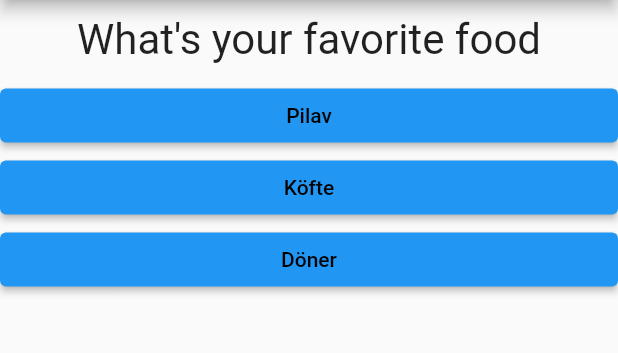
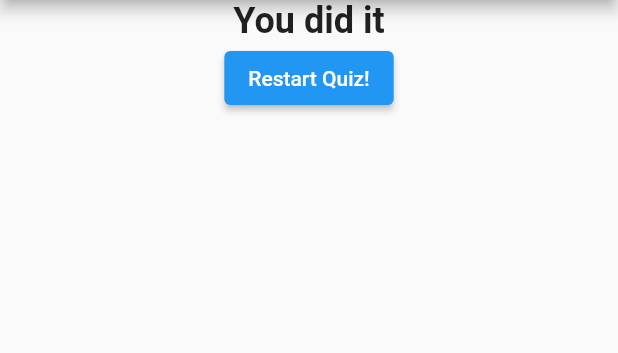
Before and after one commit to KarakayaFSM/Flutter-Sample-Quiz-App, a Flutter app: the screen it shows after launch, after a tap on "Pilav", after a tap on "Başakşehir", after a tap on "Effective Java", on a phone screen of 412 x 824 dp, the part 84-437 px from its top. Run offline on Flutter 3.47's test engine with Material 2 defaults, Android fonts, the phone set to English and light mode, and no system bars.

Commit message:
quiz app

```diff
--- a/lib/main.dart
+++ /dev/null
@@ -1,55 +0,0 @@
-import 'package:flutter/material.dart';
-import 'package:sample_quiz_app/answer.dart';
-import 'package:sample_quiz_app/question.dart';
-
-void main() => runApp(const MyApp());
-
-class MyApp extends StatefulWidget {
-  const MyApp({Key? key}) : super(key: key);
-
-  @override
-  State<StatefulWidget> createState() {
-    return _MyAppState();
-  }
-}
-
-class _MyAppState extends State<MyApp> {
-  var _questionIndex = 0;
-
-  final questions = const [
-    {
-      'questionText': 'What\'s your favorite food',
-    'answers': ['Pilav', 'Köfte', 'Döner']
-    },
-    {
-      'questionText': 'What\'s your favorite district',
-    'answers': ['Fatih', 'Başakşehir', 'Ümraniye']
-    },
-    {
-      'questionText': 'What\'s your favorite book',
-    'answers': ['Clean Code', 'Refactoring', 'Effective Java']
-    },
-  ];
-
-  void _answerQuestion() {
-    setState(() {
-      _questionIndex = (++_questionIndex) % questions.length;
-    });
-  }
-
-  @override
-  Widget build(BuildContext context) {
-    return MaterialApp(
-      home: Scaffold(
-          appBar: AppBar(
-            title: const Text("My First App"),
-          ),
-          body: Column(children: [
-            Question(questions[_questionIndex]['questionText'] as String),
-            ...(questions[_questionIndex]['answers'] as List<String>)
-                .map((answer) => Answer(_answerQuestion, answer))
-                .toList()
-          ])),
-    );
-  }
-}
--- a/lib/answer.dart
+++ b/lib/quiz-app/answer.dart
@@ -2,7 +2,7 @@ import 'package:flutter/material.dart';
 
 class Answer extends StatelessWidget {
   final VoidCallback selectHandler;
-  final String answerText;
+  final String? answerText;
 
   const Answer(this.selectHandler, this.answerText, {Key? key})
       : super(key: key);
@@ -14,7 +14,7 @@ class Answer extends StatelessWidget {
       child: ElevatedButton(
         style: ElevatedButton.styleFrom(onPrimary: Colors.black),
         onPressed: selectHandler,
-        child: Text(answerText),
+        child: Text(answerText ?? ""),
       ),
     );
   }
--- /dev/null
+++ b/lib/quiz-app/main.dart
@@ -0,0 +1,81 @@
+import 'package:flutter/material.dart';
+import 'package:sample_quiz_app/quiz-app/quiz.dart';
+import 'package:sample_quiz_app/quiz-app/result.dart';
+
+void main() => runApp(const MyApp());
+
+class MyApp extends StatefulWidget {
+  const MyApp({Key? key}) : super(key: key);
+
+  @override
+  State<StatefulWidget> createState() {
+    return _MyAppState();
+  }
+}
+
+class _MyAppState extends State<MyApp> {
+
+  final _questions = const [
+    {
+      'questionText': 'What\'s your favorite food',
+      'answers': [
+        {'text': 'Pilav', 'score': 10},
+        {'text': 'Köfte', 'score': 10},
+        {'text': 'Döner', 'score': 10},
+      ]
+    },
+    {
+      'questionText': 'What\'s your favorite district',
+      'answers': [
+        {'text': 'Fatih', 'score': 10},
+        {'text': 'Başakşehir', 'score': 7},
+        {'text': 'Ümraniye', 'score': 5},
+      ]
+    },
+    {
+      'questionText': 'What\'s your favorite book',
+      'answers': [
+        {'text': 'Clean Code', 'score': 10},
+        {'text': 'Refactoring', 'score': 10},
+        {'text': 'Effective Java', 'score': 10},
+      ]
+    },
+  ];
+
+  var _questionIndex = 0;
+  int _totalScore = 0;
+
+  void _answerQuestion(int score) {
+    _totalScore += score;
+    setState(() {
+      _questionIndex = _questionIndex + 1;
+    });
+  }
+
+  void _resetQuiz() {
+    setState(() {
+      _questionIndex = 0;
+      _totalScore = 0;
+    });
+  }
+
+  @override
+  Widget build(BuildContext context) {
+    return MaterialApp(
+      home: Scaffold(
+          appBar: AppBar(
+            title: const Text("My First App"),
+          ),
+          body: _questionIndex < _questions.length
+              ? Quiz(
+                  questions: _questions,
+                  questionIndex: _questionIndex,
+                  answerQuestion: _answerQuestion,
+                )
+              : Result(
+                  score: _totalScore,
+                  onReset: _resetQuiz,
+                )),
+    );
+  }
+}
--- /dev/null
+++ b/lib/quiz-app/quiz.dart
@@ -0,0 +1,27 @@
+import 'package:flutter/material.dart';
+import 'package:sample_quiz_app/quiz-app/answer.dart';
+import 'package:sample_quiz_app/quiz-app/question.dart';
+
+class Quiz extends StatelessWidget {
+  const Quiz(
+      {Key? key,
+      required this.questions,
+      required this.answerQuestion,
+      required this.questionIndex})
+      : super(key: key);
+
+  final List<Map<String, Object>> questions;
+  final int questionIndex;
+  final Function answerQuestion;
+
+  @override
+  Widget build(BuildContext context) {
+    return Column(children: [
+      Question(
+          questions[questionIndex]['questionText'] as String),
+      ...(questions[questionIndex]['answers'] as List<Map<String, Object>>)
+          .map((answer) => Answer(() => answerQuestion(answer['score']), answer['text'] as String))
+          .toList()
+    ]);
+  }
+}
--- /dev/null
+++ b/lib/quiz-app/result.dart
@@ -0,0 +1,34 @@
+import 'package:flutter/material.dart';
+
+class Result extends StatelessWidget {
+  final int score;
+  final VoidCallback onReset;
+
+  const Result({Key? key, required this.score, required this.onReset}) : super(key: key);
+
+  String get resultPhrase {
+    if (score <= 8) {
+      return "You did it";
+    } else if (score <= 12) {
+      return "Pretty Likeable";
+    } else if (score <= 16) {
+      return "You're strange";
+    }
+    return "";
+  }
+
+  @override
+  Widget build(BuildContext context) {
+    return Center(
+        child: Column(
+      children: [
+        const Text(
+          "You did it",
+          style: TextStyle(fontSize: 24, fontWeight: FontWeight.bold),
+          textAlign: TextAlign.center,
+        ),
+        ElevatedButton(onPressed: onReset, child: const Text("Restart Quiz!"))
+      ],
+    ));
+  }
+}
```
Also changed, not shown: lib/quiz-app/question.dart (renamed from lib/question.dart), 1 other file.
